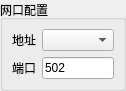
x-tools-author/x-tools, file src/modbus/common/SAKModbusCommonHostSection.ui: the form before one commit.
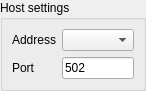
The form after the commit.

Patch:
```diff
--- a/src/modbus/common/SAKModbusCommonHostSection.ui
+++ b/src/modbus/common/SAKModbusCommonHostSection.ui
@@ -35,7 +35,7 @@
       </sizepolicy>
      </property>
      <property name="title">
-      <string>网口配置</string>
+      <string>Host settings</string>
      </property>
      <layout class="QGridLayout" name="gridLayout_2">
       <item row="1" column="1">
@@ -60,7 +60,7 @@
          </sizepolicy>
         </property>
         <property name="text">
-         <string>端口</string>
+         <string>Port</string>
         </property>
        </widget>
       </item>
@@ -73,7 +73,7 @@
          </sizepolicy>
         </property>
         <property name="text">
-         <string>地址</string>
+         <string>Address</string>
         </property>
        </widget>
       </item>
```
